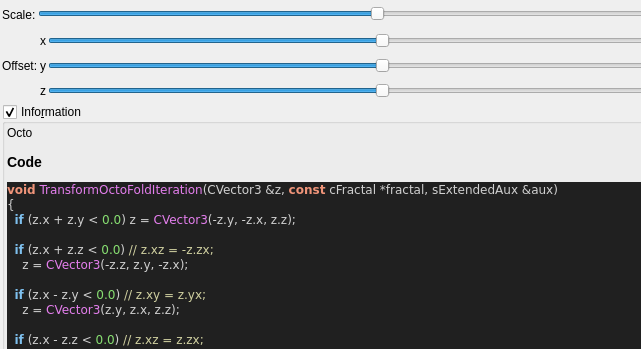
This is mandelbulber2/qt_data/fractal_transf_octo_fold.ui in buddhi1980/mandelbulber2 as Qt 5 draws it before an edit; both pictures show x 0 to 641 and y 0 to 349 of the 808 by 597 pixel window. The edited form follows.
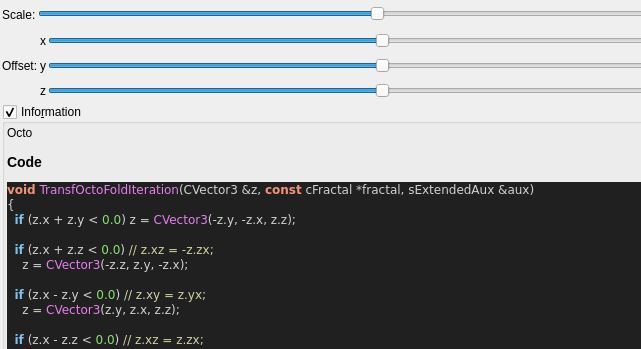
This is the edited form. Custom widgets are drawn as their Qt base class.

What changed in the file:
```diff
--- a/mandelbulber2/qt_data/fractal_transf_octo_fold.ui
+++ b/mandelbulber2/qt_data/fractal_transf_octo_fold.ui
@@ -315,7 +315,7 @@
 &lt;/table&gt;
 &lt;h3&gt;Code&lt;/h3&gt;
 &lt;body style=&quot;background-color:#202020&quot;&gt;
-&lt;pre style=&quot;color:#d0d0d0; background-color:#202020;  font-family:'Courier New',monospace;&quot;&gt;&lt;span style=&quot;color:#f09479; font-weight:bold&quot;&gt;void&lt;/span&gt; &lt;span style=&quot;color:#e47eed&quot;&gt;TransformOctoFoldIteration&lt;/span&gt;&lt;span style=&quot;color:#d0d0d0&quot;&gt;(&lt;/span&gt;CVector3 &lt;span style=&quot;color:#d0d0d0&quot;&gt;&amp;amp;&lt;/span&gt;z&lt;span style=&quot;color:#d0d0d0&quot;&gt;,&lt;/span&gt; &lt;span style=&quot;color:#f09479; font-weight:bold&quot;&gt;const&lt;/span&gt; cFractal &lt;span style=&quot;color:#d0d0d0&quot;&gt;*&lt;/span&gt;fractal&lt;span style=&quot;color:#d0d0d0&quot;&gt;,&lt;/span&gt; sExtendedAux &lt;span style=&quot;color:#d0d0d0&quot;&gt;&amp;amp;&lt;/span&gt;aux&lt;span style=&quot;color:#d0d0d0&quot;&gt;)&lt;/span&gt;
+&lt;pre style=&quot;color:#d0d0d0; background-color:#202020;  font-family:'Courier New',monospace;&quot;&gt;&lt;span style=&quot;color:#f09479; font-weight:bold&quot;&gt;void&lt;/span&gt; &lt;span style=&quot;color:#e47eed&quot;&gt;TransfOctoFoldIteration&lt;/span&gt;&lt;span style=&quot;color:#d0d0d0&quot;&gt;(&lt;/span&gt;CVector3 &lt;span style=&quot;color:#d0d0d0&quot;&gt;&amp;amp;&lt;/span&gt;z&lt;span style=&quot;color:#d0d0d0&quot;&gt;,&lt;/span&gt; &lt;span style=&quot;color:#f09479; font-weight:bold&quot;&gt;const&lt;/span&gt; cFractal &lt;span style=&quot;color:#d0d0d0&quot;&gt;*&lt;/span&gt;fractal&lt;span style=&quot;color:#d0d0d0&quot;&gt;,&lt;/span&gt; sExtendedAux &lt;span style=&quot;color:#d0d0d0&quot;&gt;&amp;amp;&lt;/span&gt;aux&lt;span style=&quot;color:#d0d0d0&quot;&gt;)&lt;/span&gt;
 &lt;span style=&quot;color:#d0d0d0&quot;&gt;{&lt;/span&gt;
   &lt;span style=&quot;color:#7ec0ee; font-weight:bold&quot;&gt;if&lt;/span&gt; &lt;span style=&quot;color:#d0d0d0&quot;&gt;(&lt;/span&gt;z&lt;span style=&quot;color:#d0d0d0&quot;&gt;.&lt;/span&gt;x &lt;span style=&quot;color:#d0d0d0&quot;&gt;+&lt;/span&gt; z&lt;span style=&quot;color:#d0d0d0&quot;&gt;.&lt;/span&gt;y &lt;span style=&quot;color:#d0d0d0&quot;&gt;&amp;lt;&lt;/span&gt; &lt;span style=&quot;color:#87df71&quot;&gt;0.0&lt;/span&gt;&lt;span style=&quot;color:#d0d0d0&quot;&gt;)&lt;/span&gt; z &lt;span style=&quot;color:#d0d0d0&quot;&gt;=&lt;/span&gt; &lt;span style=&quot;color:#e47eed&quot;&gt;CVector3&lt;/span&gt;&lt;span style=&quot;color:#d0d0d0&quot;&gt;(-&lt;/span&gt;z&lt;span style=&quot;color:#d0d0d0&quot;&gt;.&lt;/span&gt;y&lt;span style=&quot;color:#d0d0d0&quot;&gt;, -&lt;/span&gt;z&lt;span style=&quot;color:#d0d0d0&quot;&gt;.&lt;/span&gt;x&lt;span style=&quot;color:#d0d0d0&quot;&gt;,&lt;/span&gt; z&lt;span style=&quot;color:#d0d0d0&quot;&gt;.&lt;/span&gt;z&lt;span style=&quot;color:#d0d0d0&quot;&gt;);&lt;/span&gt;
 
```
